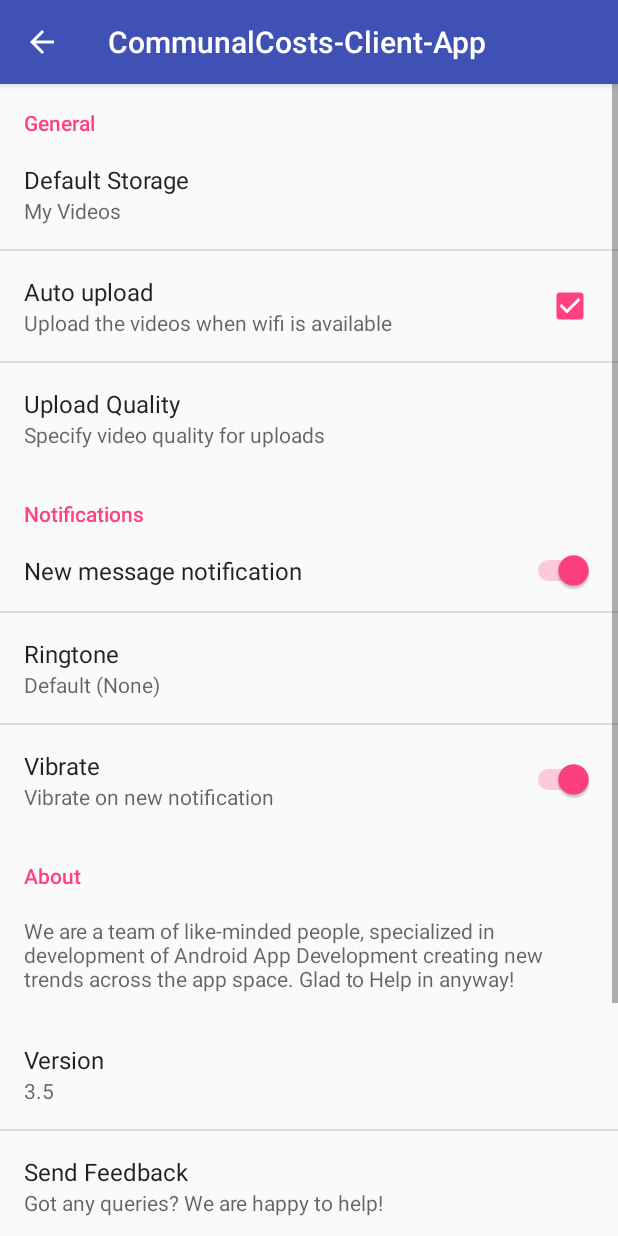
After one commit to iusetabs/CommunalCosts, an Android app: the SettingsActivity screen opened directly, with no data from a screen before it, on a phone screen of 412 x 824 dp. The commit adds this screen. Run offline under Robolectric (Android 15) with nearby library versions, the phone set to English and light mode, and no system bars.

Commit message:
settings work

```diff
--- a/CommunalCosts-Client-App/app/build.gradle
+++ b/CommunalCosts-Client-App/app/build.gradle
@@ -55,4 +55,5 @@ dependencies {
 
 
 
+
 apply plugin: 'com.google.gms.google-services'
--- a/CommunalCosts-Client-App/app/src/main/java/jameskealanthirdyearproject/communalcosts_client_app/AppCompatPreferenceActivity.java
+++ b/CommunalCosts-Client-App/app/src/main/java/jameskealanthirdyearproject/communalcosts_client_app/AppCompatPreferenceActivity.java
@@ -1,4 +1,8 @@
 package jameskealanthirdyearproject.communalcosts_client_app;
+
+/**
+ * Created by kealan on 28/02/18.
+ */
 
 import android.content.res.Configuration;
 import android.os.Bundle;
--- a/CommunalCosts-Client-App/app/src/main/java/jameskealanthirdyearproject/communalcosts_client_app/CollectiveViewActivity.java
+++ b/CommunalCosts-Client-App/app/src/main/java/jameskealanthirdyearproject/communalcosts_client_app/CollectiveViewActivity.java
@@ -107,8 +107,6 @@ public class CollectiveViewActivity extends AppCompatActivity implements View.On
                 startActivity(detailIntent);
             }
         });
-
-        testIntent = new Intent(CollectiveViewActivity.this, MainActivity.class);
     }
 
     public void onClick(View v) {
--- /dev/null
+++ b/CommunalCosts-Client-App/app/src/main/java/jameskealanthirdyearproject/communalcosts_client_app/SettingsActivity.java
@@ -0,0 +1,149 @@
+package jameskealanthirdyearproject.communalcosts_client_app;
+
+        import android.content.Context;
+        import android.content.Intent;
+        import android.content.pm.PackageManager;
+        import android.media.Ringtone;
+        import android.media.RingtoneManager;
+        import android.net.Uri;
+        import android.os.Build;
+        import android.os.Bundle;
+        import android.preference.EditTextPreference;
+        import android.preference.ListPreference;
+        import android.preference.Preference;
+        import android.preference.PreferenceFragment;
+        import android.preference.PreferenceManager;
+        import android.preference.RingtonePreference;
+        import android.text.TextUtils;
+        import android.view.MenuItem;
+
+public class SettingsActivity extends AppCompatPreferenceActivity {
+
+//    private static final String TAG = SettingsPrefActivity.class.getSimpleName();
+
+    @Override
+    protected void onCreate(Bundle savedInstanceState) {
+        super.onCreate(savedInstanceState);
+        getSupportActionBar().setDisplayHomeAsUpEnabled(true);
+
+        // load settings fragment
+        getFragmentManager().beginTransaction().replace(android.R.id.content, new MainPreferenceFragment()).commit();
+    }
+
+    public static class MainPreferenceFragment extends PreferenceFragment {
+        @Override
+        public void onCreate(final Bundle savedInstanceState) {
+            super.onCreate(savedInstanceState);
+            addPreferencesFromResource(R.xml.pref_main);
+
+            // gallery EditText change listener
+            bindPreferenceSummaryToValue(findPreference(getString(R.string.key_gallery_name)));
+
+            // notification preference change listener
+            bindPreferenceSummaryToValue(findPreference(getString(R.string.key_notifications_new_message_ringtone)));
+
+            // feedback preference click listener
+            Preference myPref = findPreference(getString(R.string.key_send_feedback));
+            myPref.setOnPreferenceClickListener(new Preference.OnPreferenceClickListener() {
+                public boolean onPreferenceClick(Preference preference) {
+                    sendFeedback(getActivity());
+                    return true;
+                }
+            });
+        }
+    }
+
+    @Override
+    public boolean onOptionsItemSelected(MenuItem item) {
+        if (item.getItemId() == android.R.id.home) {
+            onBackPressed();
+        }
+        return super.onOptionsItemSelected(item);
+    }
+
+    private static void bindPreferenceSummaryToValue(Preference preference) {
+        preference.setOnPreferenceChangeListener(sBindPreferenceSummaryToValueListener);
+
+        sBindPreferenceSummaryToValueListener.onPreferenceChange(preference,
+                PreferenceManager
+                        .getDefaultSharedPreferences(preference.getContext())
+                        .getString(preference.getKey(), ""));
+    }
+
+    /**
+     * A preference value change listener that updates the preference's summary
+     * to reflect its new value.
+     */
+    private static Preference.OnPreferenceChangeListener sBindPreferenceSummaryToValueListener = new Preference.OnPreferenceChangeListener() {
+        @Override
+        public boolean onPreferenceChange(Preference preference, Object newValue) {
+            String stringValue = newValue.toString();
+
+            if (preference instanceof ListPreference) {
+                // For list preferences, look up the correct display value in
+                // the preference's 'entries' list.
+                ListPreference listPreference = (ListPreference) preference;
+                int index = listPreference.findIndexOfValue(stringValue);
+
+                // Set the summary to reflect the new value.
+                preference.setSummary(
+                        index >= 0
+                                ? listPreference.getEntries()[index]
+                                : null);
+
+            } else if (preference instanceof RingtonePreference) {
+                // For ringtone preferences, look up the correct display value
+                // using RingtoneManager.
+                if (TextUtils.isEmpty(stringValue)) {
+                    // Empty values correspond to 'silent' (no ringtone).
+                    preference.setSummary(R.string.pref_ringtone_silent);
+
+                } else {
+                    Ringtone ringtone = RingtoneManager.getRingtone(
+                            preference.getContext(), Uri.parse(stringValue));
+
+                    if (ringtone == null) {
+                        // Clear the summary if there was a lookup error.
+                        preference.setSummary(R.string.summary_choose_ringtone);
+                    } else {
+                        // Set the summary to reflect the new ringtone display
+                        // name.
+                        String name = ringtone.getTitle(preference.getContext());
+                        preference.setSummary(name);
+                    }
+                }
+
+            } else if (preference instanceof EditTextPreference) {
+                if (preference.getKey().equals("key_gallery_name")) {
+                    // update the changed gallery name to summary filed
+                    preference.setSummary(stringValue);
+                }
+            } else {
+                preference.setSummary(stringValue);
+            }
+            return true;
+        }
+    };
+
+    /**
+     * Email client intent to send support mail
+     * Appends the necessary device information to email body
+     * useful when providing support
+     */
+    public static void sendFeedback(Context context) {
+        String body = null;
+        try {
+            body = context.getPackageManager().getPackageInfo(context.getPackageName(), 0).versionName;
+            body = "\n\n-----------------------------\nPlease don't remove this information\n Device OS: Android \n Device OS version: " +
+                    Build.VERSION.RELEASE + "\n App Version: " + body + "\n Device Brand: " + Build.BRAND +
+                    "\n Device Model: " + Build.MODEL + "\n Device Manufacturer: " + Build.MANUFACTURER;
+        } catch (PackageManager.NameNotFoundException e) {
+        }
+        Intent intent = new Intent(Intent.ACTION_SEND);
+        intent.setType("message/rfc822");
+        intent.putExtra(Intent.EXTRA_EMAIL, new String[]{"contact@androidhive.info"});
+        intent.putExtra(Intent.EXTRA_SUBJECT, "Query from android app");
+        intent.putExtra(Intent.EXTRA_TEXT, body);
+        //context.startActivity(Intent.createChooser(intent, context.getString(R.string.choose_email_client)));
+    }
+}
--- /dev/null
+++ b/CommunalCosts-Client-App/app/src/main/res/values/arrays.xml
@@ -0,0 +1,17 @@
+<?xml version="1.0" encoding="utf-8"?>
+<resources>
+    <string-array name="pref_upload_quality_entries">
+        <item>360p</item>
+        <item>480p</item>
+        <item>720p</item>
+        <item>1080p</item>
+        <item>Original</item>
+    </string-array>
+    <string-array name="pref_upload_quality_values">
+        <item>0</item>
+        <item>1</item>
+        <item>2</item>
+        <item>3</item>
+        <item>4</item>
+    </string-array>
+</resources>
--- a/CommunalCosts-Client-App/app/src/main/res/values/strings.xml
+++ b/CommunalCosts-Client-App/app/src/main/res/values/strings.xml
@@ -8,6 +8,42 @@
     <string name="title_activity_testing_transaction_addition">TestingTransactionAddition</string>
     <string name="title_activity_transaction_view">TransactionView</string>
     <string name="title_activity_collective_settings">collective_settings</string>
+    <string name="title_activity_settings">Settings</string>
+
+    <!--related to settings errors-->
+    <string name="action_settings">Settings</string>
+    <string name="default_gallery_storage">My Videos</string>
+    <string name="key_gallery_name">key_gallery_name</string>
+    <string name="title_gallery_storage">Default Storage</string>
+    <string name="key_upload_over_wifi">key_upload_over_wifi</string>
+    <string name="summary_upload_over_wifi">Upload the videos when wifi is available</string>
+    <string name="title_auto_upload">Auto upload</string>
+    <string name="title_upload_quality">Upload Quality</string>
+    <string name="key_upload_quality">key_upload_quality</string>
+    <string name="summary_upload_video_quality">Specify video quality for uploads</string>
+    <string name="pref_title_notifications">Notifications</string>
+    <string name="notifications_new_message">notifications_new_message</string>
+    <string name="title_new_notification_sound">New message notification</string>
+    <string name="key_notifications_new_message_ringtone">key_notifications_new_message_ringtone</string>
+    <string name="summary_choose_ringtone">Choose notification sound</string>
+    <string name="key_vibrate">key_vibrate</string>
+    <string name="summary_vibrate">Vibrate on new notification</string>
+    <string name="title_vibrate">Vibrate</string>
+    <string name="pref_header_about">About</string>
+    <string name="summary_about">We are a team of like-minded people, specialized in development of Android App Development creating new trends across the app space. Glad to Help in anyway!</string>
+    <string name="app_version">3.5</string>
+    <string name="title_version">Version</string>
+    <string name="key_send_feedback">key_send_feedback</string>
+    <string name="summary_support">Got any queries? We are happy to help!</string>
+    <string name="title_send_feedback">Send Feedback</string>
+    <string name="summary_faq">View frequently asked questions</string>
+    <string name="title_faq">FAQ</string>
+    <string name="url_faq">https://www.androidhive.info/privacy-policy/</string>
+    <string name="privacy_policy">Privacy Policy</string>
+    <string name="url_privacy">https://www.androidhive.info/privacy-policy/</string>
+    <string name="title_terms">Terms &amp; Conditions</string>
+    <string name="url_terms">https://www.androidhive.info/terms-of-service/</string>
+
 
     <!-- Strings related to Settings -->
 
--- /dev/null
+++ b/CommunalCosts-Client-App/app/src/main/res/xml/pref_main.xml
@@ -0,0 +1,85 @@
+<?xml version="1.0" encoding="utf-8"?>
+<PreferenceScreen xmlns:android="http://schemas.android.com/apk/res/android">
+    <PreferenceCategory android:title="General">
+            <EditTextPreference
+                android:defaultValue="@string/default_gallery_storage"
+                android:key="@string/key_gallery_name"
+                android:summary="@string/default_gallery_storage"
+                android:title="@string/title_gallery_storage" />
+
+            <CheckBoxPreference
+                android:defaultValue="true"
+                android:key="@string/key_upload_over_wifi"
+                android:summary="@string/summary_upload_over_wifi"
+                android:title="@string/title_auto_upload" />
+
+            <ListPreference
+                android:defaultValue="3"
+                android:dialogTitle="@string/title_upload_quality"
+                android:entries="@array/pref_upload_quality_entries"
+                android:entryValues="@array/pref_upload_quality_values"
+                android:key="@string/key_upload_quality"
+                android:summary="@string/summary_upload_video_quality"
+                android:title="@string/title_upload_quality" />
+
+        </PreferenceCategory>
+
+        <PreferenceCategory android:title="@string/pref_title_notifications">
+
+            <SwitchPreference
+                android:defaultValue="true"
+                android:key="@string/notifications_new_message"
+                android:title="@string/title_new_notification_sound" />
+
+            <RingtonePreference
+                android:defaultValue="content://settings/system/notification_sound"
+                android:dependency="notifications_new_message"
+                android:key="@string/key_notifications_new_message_ringtone"
+                android:ringtoneType="notification"
+                android:summary="@string/summary_choose_ringtone"
+                android:title="@string/pref_title_ringtone" />
+
+            <SwitchPreference
+                android:defaultValue="true"
+                android:key="@string/key_vibrate"
+                android:summary="@string/summary_vibrate"
+                android:title="@string/title_vibrate" />
+        </PreferenceCategory>
+
+        <PreferenceCategory android:title="@string/pref_header_about">
+
+            <Preference
+                android:selectable="false"
+                android:summary="@string/summary_about" />
+
+            <Preference
+                android:summary="@string/app_version"
+                android:title="@string/title_version" />
+
+            <Preference
+                android:key="@string/key_send_feedback"
+                android:summary="@string/summary_support"
+                android:title="@string/title_send_feedback" />
+
+            <!-- preference opens url in browser -->
+            <Preference
+                android:summary="@string/summary_faq"
+                android:title="@string/title_faq">
+                <intent
+                    android:action="android.intent.action.VIEW"
+                    android:data="@string/url_faq" />
+            </Preference>
+
+            <Preference android:title="@string/privacy_policy">
+                <intent
+                    android:action="android.intent.action.VIEW"
+                    android:data="@string/url_privacy" />
+            </Preference>
+
+            <Preference android:title="@string/title_terms">
+                <intent
+                    android:action="android.intent.action.VIEW"
+                    android:data="@string/url_terms" />
+            </Preference>
+    </PreferenceCategory>
+</PreferenceScreen>
```
Also changed, not shown: CommunalCosts-Client-App/app/src/main/AndroidManifest.xml (+5 -5 lines), CommunalCosts-Client-App/app/src/main/java/jameskealanthirdyearproject/communalcosts_client_app/CollectiveSettingsActivity.java (deleted, +0 -254 lines), CommunalCosts-Client-App/app/src/main/java/jameskealanthirdyearproject/communalcosts_client_app/MainActivity.java (deleted, +0 -29 lines), CommunalCosts-Client-App/app/src/main/res/layout/activity_settings.xml (added, +9 -0 lines), CommunalCosts-Client-App/app/src/main/res/menu/menu_main.xml (added, +11 -0 lines).
